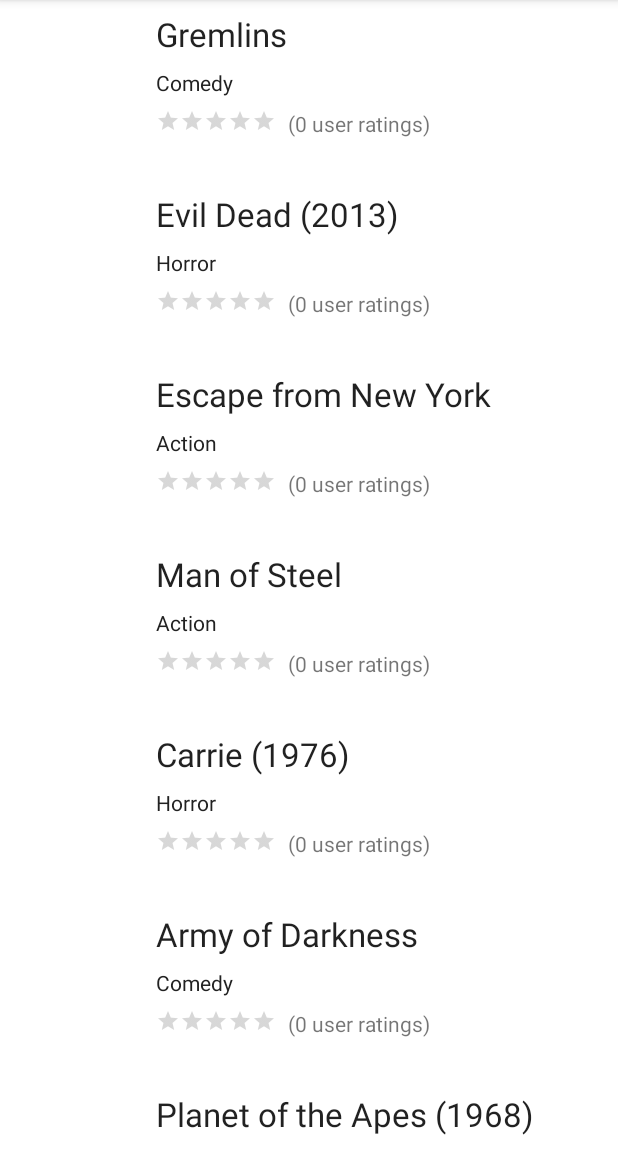
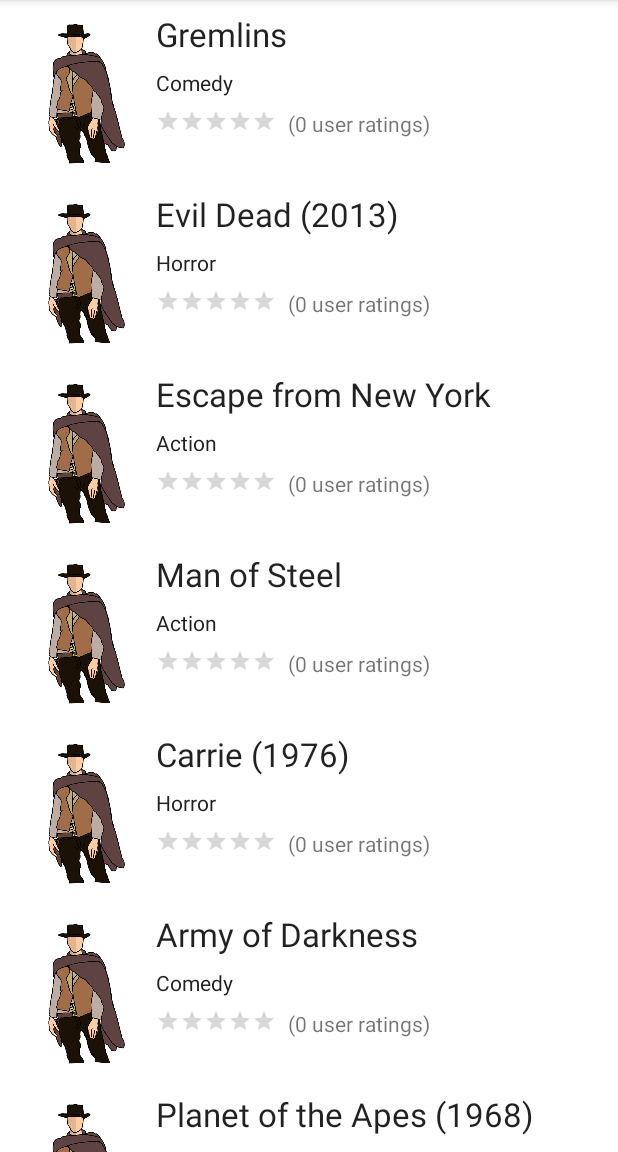
Before and after one commit to jvg637/PracticaListaPeliculas, an Android app: the MovieListActivity screen opened directly, with no data from a screen before it, on a phone screen of 412 x 824 dp, the part 84-1236 px from its top. Run offline under Robolectric (Android 15) with nearby library versions, the phone set to English and light mode, and no system bars.

Commit message:
Añadidos:   - Imagen generica para las peliculas

```diff
--- a/app/src/main/java/org/upv/movie/list/netflix/adapters/MovieListAdapter.java
+++ b/app/src/main/java/org/upv/movie/list/netflix/adapters/MovieListAdapter.java
@@ -40,8 +40,8 @@ public class MovieListAdapter extends RecyclerView.Adapter<MovieListAdapter.Movi
         holder.rating.setRating(items.get(position).getAverageRating());
         holder.numRatings.setText(new StringBuilder().append("(").append(items.get(position).getNumRatings()).append(" user ratings)").toString());
         //Descargamos la imagen y se la añadimos al ImageView
-        new DownloadImageTask(holder.poster).execute(items.get(position).getCardImageUrl());
-
+        //new DownloadImageTask(holder.poster).execute(items.get(position).getCardImageUrl());
+        holder.poster.setImageResource(R.drawable.cowboy);
     }
 
     @Override
```
Also changed, not shown: app/src/main/res/drawable/cowboy.png (added).
